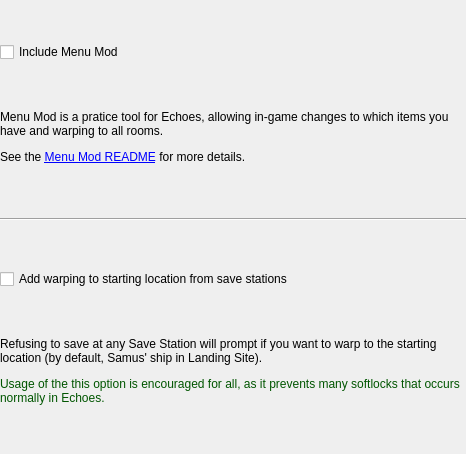
This is randovania/gui/ui_files/preset_echoes_patches.ui in randovania/randovania as Qt 5 draws it before an edit. The edited form follows.
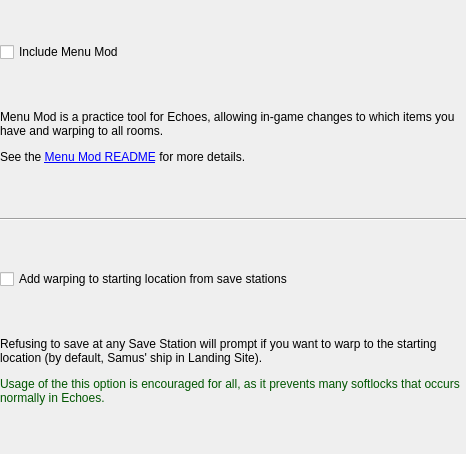
This is the edited form.

Commit message: Fix typo in Menu Mod description.

The edit to the form file:
```diff
--- a/randovania/gui/ui_files/preset_echoes_patches.ui
+++ b/randovania/gui/ui_files/preset_echoes_patches.ui
@@ -58,7 +58,7 @@
        </size>
       </property>
       <property name="text">
-       <string>&lt;html&gt;&lt;head/&gt;&lt;body&gt;&lt;p&gt;Menu Mod is a pratice tool for Echoes, allowing in-game changes to which items you have and warping to all rooms.&lt;/p&gt;&lt;p&gt;See the &lt;a href=&quot;https://www.dropbox.com/s/yhqqafaxfo3l4vn/Echoes%20Menu.7z?file_subpath=%2FEchoes+Menu%2Freadme.txt&quot;&gt;&lt;span style=&quot; text-decoration: underline; color:#0000ff;&quot;&gt;Menu Mod README&lt;/span&gt;&lt;/a&gt; for more details.&lt;/p&gt;&lt;/body&gt;&lt;/html&gt;</string>
+       <string>&lt;html&gt;&lt;head/&gt;&lt;body&gt;&lt;p&gt;Menu Mod is a practice tool for Echoes, allowing in-game changes to which items you have and warping to all rooms.&lt;/p&gt;&lt;p&gt;See the &lt;a href=&quot;https://www.dropbox.com/s/yhqqafaxfo3l4vn/Echoes%20Menu.7z?file_subpath=%2FEchoes+Menu%2Freadme.txt&quot;&gt;&lt;span style=&quot; text-decoration: underline; color:#0000ff;&quot;&gt;Menu Mod README&lt;/span&gt;&lt;/a&gt; for more details.&lt;/p&gt;&lt;/body&gt;&lt;/html&gt;</string>
       </property>
       <property name="alignment">
        <set>Qt::AlignLeading|Qt::AlignLeft|Qt::AlignTop</set>
```
